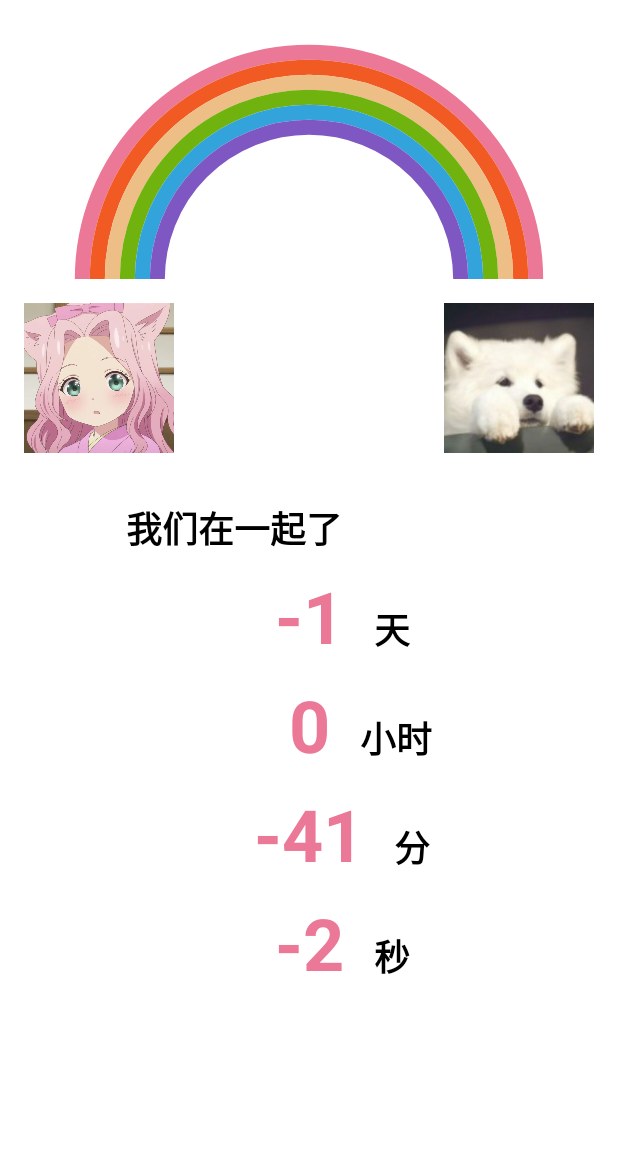
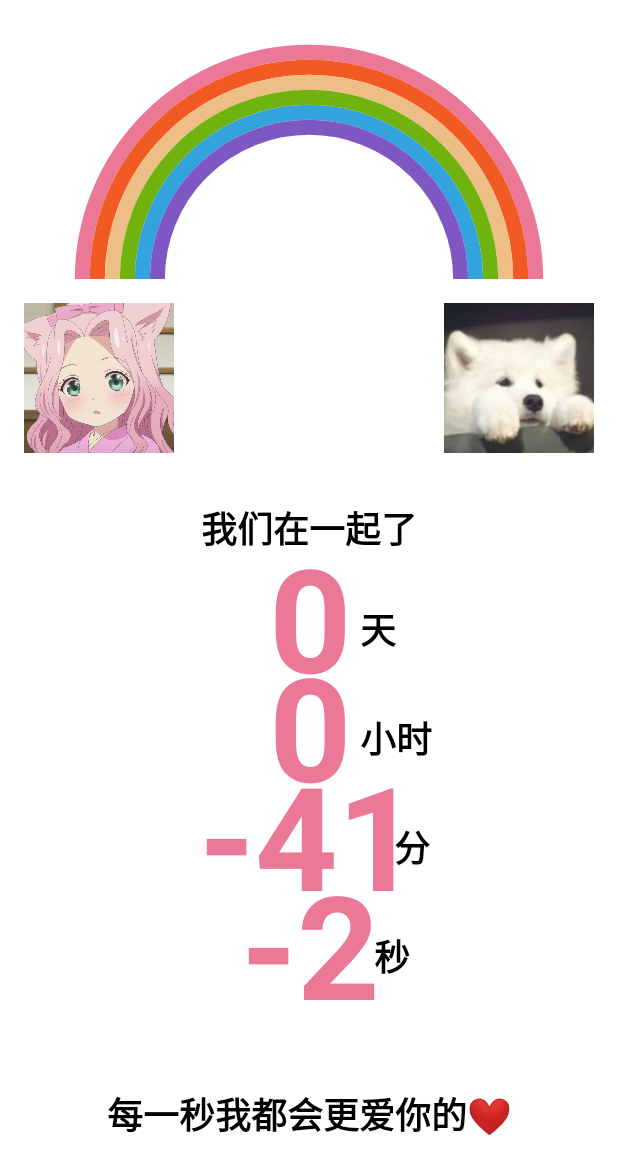
Before and after one commit to andoloido/BestCi, an Android app: the screen it shows after launch (FinishActivity), on a phone screen of 412 x 824 dp. Shown: the top 1175 px of the screen. Run offline under Robolectric (Android 15) with nearby library versions, the light colour scheme and no system bars; libraries missing offline, so code that uses them is left out: es.dmoral.toasty, su.levenetc.android.

Commit message:
almost finish2

```diff
--- a/app/src/main/java/lc/szy/bestci/FinishActivity.kt
+++ b/app/src/main/java/lc/szy/bestci/FinishActivity.kt
@@ -17,7 +17,11 @@ class FinishActivity : AppCompatActivity() {
         super.onCreate(savedInstanceState)
         setContentView(R.layout.activity_finish)
         countDownTimer.start()
-        calendar = getCalendar(2020, 11, 11, 11, 11, 11)
+        calendar = getCalendar(2020, 11, 10, 11, 11, 11)
+        line2LeftTv.animate().scaleX(2f).scaleY(2f).setDuration(5000L).start()
+        line3LeftTv.animate().scaleX(2f).scaleY(2f).setDuration(5000L).start()
+        line4LeftTv.animate().scaleX(2f).scaleY(2f).setDuration(5000L).start()
+        line5LeftTv.animate().scaleX(2f).scaleY(2f).setDuration(5000L).start()
     }
 
     override fun onResume() {
--- a/app/src/main/java/lc/szy/bestci/MainActivity.kt
+++ b/app/src/main/java/lc/szy/bestci/MainActivity.kt
@@ -18,7 +18,7 @@ class MainActivity : AppCompatActivity() {
     val startTime: Long = System.currentTimeMillis()
 
     init {
-        val calendar = getCalendar(2020, 11, 10, 16, 11, 11)
+        val calendar = getCalendar(2020, 11, 11, 11, 11, 11)
         endTime = calendar.time.time
     }
 
@@ -28,7 +28,7 @@ class MainActivity : AppCompatActivity() {
         if (endTime - startTime > 0) {
             countDownTimer.start()
             startBt.setOnClickListener {
-                toast("用耐心等到的才会更惊喜哦", ToastType.Warning)
+                toast("要耐心等倒计时结束哦", ToastType.Warning)
             }
         } else {
             timeUp()
--- a/app/src/main/res/layout/activity_finish.xml
+++ b/app/src/main/res/layout/activity_finish.xml
@@ -46,7 +46,6 @@
         android:layout_width="wrap_content"
         android:layout_height="wrap_content"
         android:layout_marginTop="32dp"
-        android:layout_marginEnd="100dp"
         android:text="我们在一起了"
         android:textColor="@color/textBlackColor"
         android:textSize="24dp"
@@ -154,4 +153,16 @@
         android:textStyle="bold"
         app:layout_constraintBaseline_toBaselineOf="@+id/line5LeftTv"
         app:layout_constraintStart_toEndOf="@id/line5LeftTv" />
+
+    <TextView
+        android:layout_width="wrap_content"
+        android:layout_height="wrap_content"
+        android:text="每一秒我都会更爱你的❤"
+        android:textColor="@color/textBlackColor"
+        android:textSize="24dp"
+        android:textStyle="bold"
+        app:layout_constraintEnd_toEndOf="parent"
+        app:layout_constraintStart_toStartOf="parent"
+        app:layout_constraintBottom_toBottomOf="parent"
+        app:layout_constraintTop_toBottomOf="@id/line5LeftTv" />
 </androidx.constraintlayout.widget.ConstraintLayout>
```
